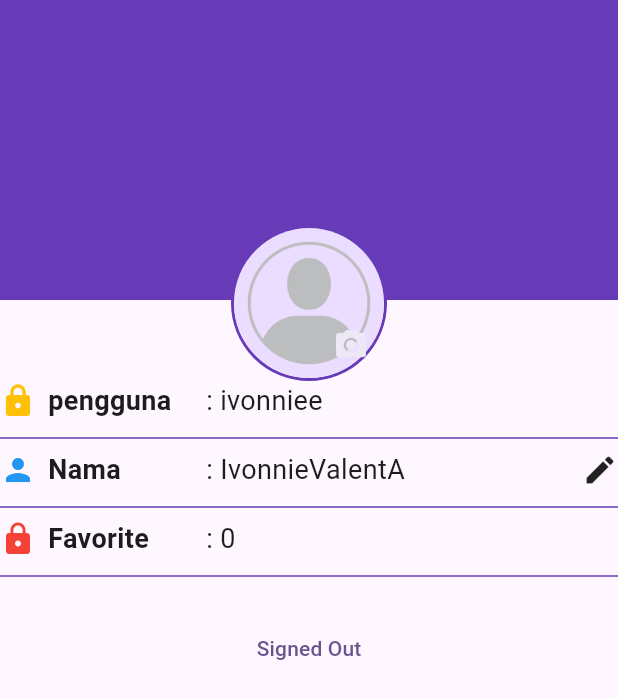
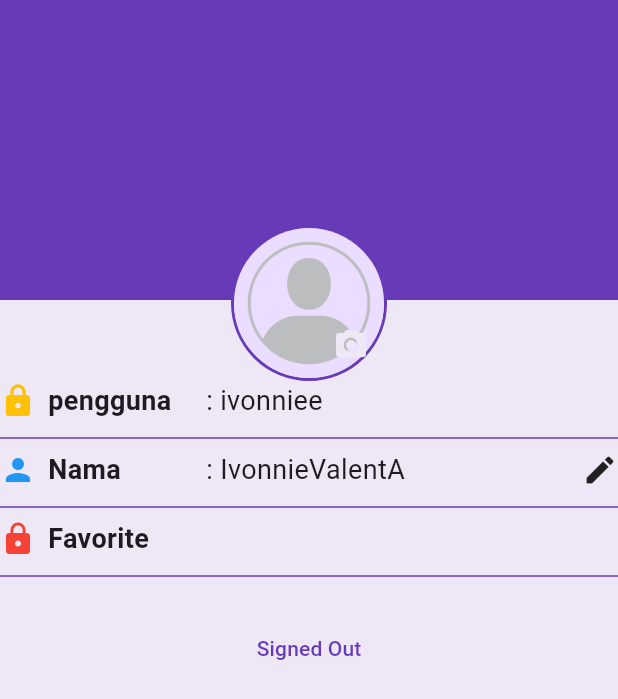
Before and after one commit to ivonnieauxii/latihan09.11.2026, a Flutter app: the screen it shows after launch, after a tap on "Signed In", on a phone screen of 412 x 824 dp. Shown: the top 699 px of the screen. Run offline on Flutter 3.47's test engine with Material 3 defaults, Android fonts, the phone set to English and light mode, and no system bars.

Commit message:
18.11.26

```diff
--- a/lib/main.dart
+++ b/lib/main.dart
@@ -2,11 +2,24 @@ import 'package:flutter/material.dart';
 import 'package:project_borobudur/screens/profile_screen.dart';
 import 'screens/detail_screen.dart';
 import 'data/candi_data.dart';
+import 'package:provider/provider.dart';
+import 'providers/favorite_provider.dart';
+//import 'providers/auth_provider.dart';
 
 
 void main() {
-  runApp(const MyApp());
+  runApp(
+   MultiProvider(
+      providers: [
+        ChangeNotifierProvider(create: (_) => FavoriteProvider()),
+        //ChangeNotifierProvider(create: (_) => AuthProvider()),
+      ],
+      child: const MyApp(),
+    ),
+  );
 }
+
+
 
 class MyApp extends StatelessWidget {
   const MyApp({super.key});
@@ -17,8 +30,19 @@ class MyApp extends StatelessWidget {
     return MaterialApp(
       title: 'Wisata Candi',
       theme: ThemeData(
-        colorScheme: .fromSeed(seedColor: Colors.deepPurple),
+        appBarTheme: const AppBarTheme(
+          iconTheme: IconThemeData(color: Colors.deepPurple),
+          titleTextStyle: TextStyle(
+            color: Colors.deepPurple,
+            fontSize: 20,
+            fontWeight: FontWeight.bold,
+          ),
+        ),
+        colorScheme: ColorScheme.fromSeed(seedColor: Colors.deepPurple)
+            .copyWith(primary: Colors.deepPurple, surface: Colors.deepPurple[50]),
+        useMaterial3: true,
       ),
+
       home: ProfileScreen(),
     );
   }
--- /dev/null
+++ b/lib/providers/favorite_provider.dart
@@ -0,0 +1,19 @@
+import 'package:flutter/foundation.dart';
+
+class FavoriteProvider extends ChangeNotifier {
+  final Set<String> _favorites = {};
+
+  int get count => _favorites.length;
+
+  bool isFavorite(String name) =>
+      _favorites.contains(name);
+
+  void toggle(String name) {
+    if (_favorites.contains(name)) {
+      _favorites.remove(name);
+    } else {
+      _favorites.add(name);
+    }
+    notifyListeners();
+  }
+}
--- a/lib/screens/profile_screen.dart
+++ b/lib/screens/profile_screen.dart
@@ -1,4 +1,6 @@
 import 'package:flutter/material.dart';
+import 'package:project_borobudur/providers/favorite_provider.dart';
+import 'package:provider/provider.dart';
 
 class ProfileScreen extends StatefulWidget {
   const ProfileScreen({super.key});
@@ -33,6 +35,10 @@ class _ProfileScreenState extends State<ProfileScreen> {
 
   @override
   Widget build(BuildContext context) {
+    final favoriteCount =
+    context.watch<FavoriteProvider>().count;
+
+
     return Scaffold(
       body: Stack(
           children: [
@@ -119,7 +125,7 @@ class _ProfileScreenState extends State<ProfileScreen> {
                     ]),
                   ),
                   Expanded(
-                    child: Text(': $favoriteCandiCount',
+                    child: Text(favoriteCount > 0 ? '$favoriteCount' : '',
                         style: const TextStyle(fontSize: 18)),
                   ),
                 ]),
--- a/lib/screens/sign_in_screen.dart
+++ b/lib/screens/sign_in_screen.dart
@@ -29,6 +29,9 @@ class _SignInScreenState extends State<SignInScreen> {
   appBar: AppBar(title: const Text('Sign In')),
   // TODO: 3. Pasang body
   body: Center(
+    child: SingleChildScrollView(
+      child: Padding(
+        padding: const EdgeInsets.all(8.0),
         child: Form(
           child: Column(
             // TODO: 4. Atur alignment
@@ -96,6 +99,8 @@ class _SignInScreenState extends State<SignInScreen> {
           ),
         ),
       ),
+    ),
+  ),
     );
   }
 }
--- a/pubspec.yaml
+++ b/pubspec.yaml
@@ -35,6 +35,7 @@ dependencies:
   # Use with the CupertinoIcons class for iOS style icons.
   cupertino_icons: ^1.0.8
   cached_network_image: ^3.4.1
+  provider: ^6.1.5+1
 
 dev_dependencies:
   flutter_test:
```
Also changed, not shown: lib/providers/auth_provider.dart (added, +19 -0 lines), lib/screens/detail_screen.dart (+27 -3 lines). Lines whose indentation alone changed are shown as unchanged.
